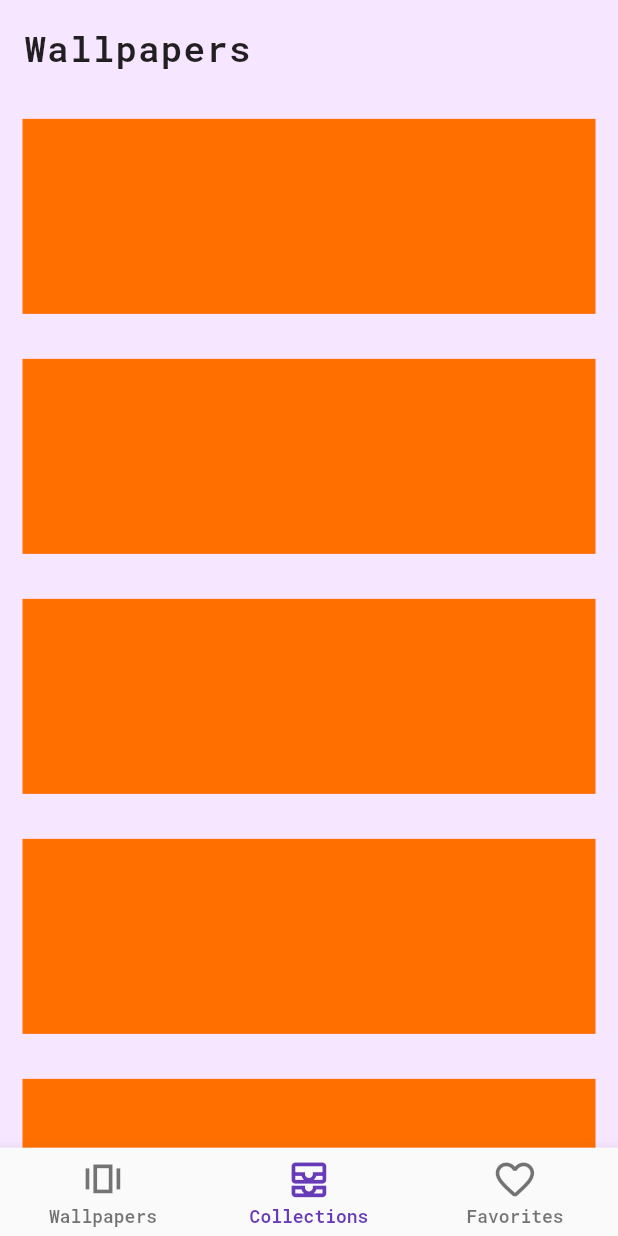
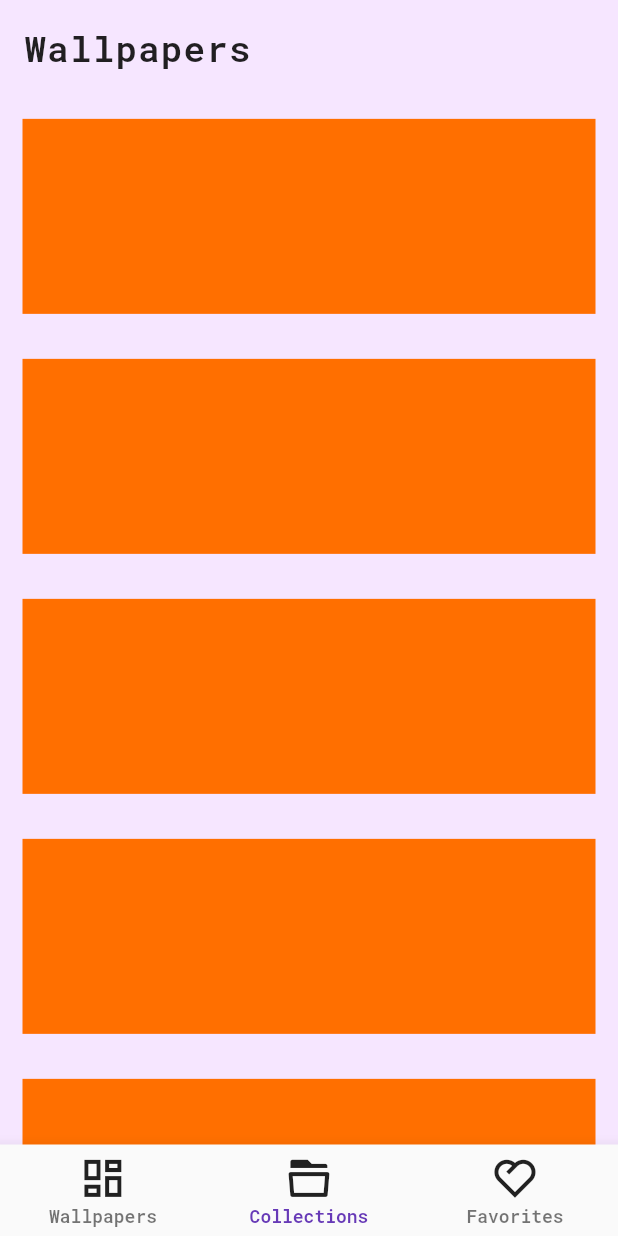
Before and after one commit to ShreeyansB/wallboard, a Flutter app: the screen it shows after launch, item 2 of the bottom bar chosen, on a phone screen of 412 x 824 dp. Run offline on Flutter 3.47's test engine with Material 2 defaults, Android fonts, the phone set to English and light mode, and no system bars; our stand-ins replace cached_network_image, flutter_cache_manager, get, get_storage, google_fonts; network calls fail; statements that could not run were skipped.

Commit message:
Switched nav bar icons from material icons to fonticons

```diff
--- a/lib/dev_settings.dart
+++ b/lib/dev_settings.dart
@@ -24,7 +24,7 @@ Color kLikeButtonColor = Colors.red.shade600;
 
 // Wallpaper Tile Settings
 const double kBorderRadius = 4;
-const double kBlurAmount = 10;
+const double kBlurAmount = 0;
 
 const double kGridViewPadding = 5;
 const double kGridSpacing = 4.3;
@@ -44,3 +44,15 @@ const double kBannerPadding = 3.2;
 
 const bool kShowAuthor = true;
 const String kNullAuthorName = "Unnamed";
+
+// ICON FONTS
+const String kWallpapersNavIcon = "\uEC14";
+const String kCollectionsNavIcon = "\uED58";
+const String kFavoritesNavIcon = "\uEE09";
+const String kFavoriteIcon = "\uEE0E";
+const String kNonFavoriteIcon = "\uEE0F";
+const String kNoFavoritesBGIcon = "\uEC3C";
+const String kSetWallpaperIcon = "\uEE48";
+const String kDownloadIcon = "\uEC54";
+const String kInfoIcon = "\uEE59";
+const String kSearchIcon = "\uF0CD";
--- a/lib/screens/basescreen/widgets/bottom_nav_bar.dart
+++ b/lib/screens/basescreen/widgets/bottom_nav_bar.dart
@@ -1,6 +1,7 @@
 import 'package:flutter/material.dart';
 import 'package:get/get.dart';
 import 'package:wall/controllers/navigation_controller.dart';
+import 'package:wall/dev_settings.dart';
 import 'package:wall/utils/size_config.dart';
 
 class MyBottomNavBar extends StatefulWidget {
@@ -19,15 +20,54 @@ class _MyBottomNavBarState extends State<MyBottomNavBar> {
           selectedFontSize: SizeConfig.safeBlockHorizontal * 3,
           unselectedFontSize: SizeConfig.safeBlockHorizontal * 3,
           iconSize: SizeConfig.safeBlockHorizontal * 7.5,
-          selectedLabelStyle: Theme.of(context).textTheme.caption!.copyWith(fontWeight: FontWeight.w600),
-          unselectedLabelStyle: Theme.of(context).textTheme.caption!.copyWith(fontWeight: FontWeight.w600),
+          selectedLabelStyle: Theme.of(context)
+              .textTheme
+              .caption!
+              .copyWith(fontWeight: FontWeight.w600),
+          unselectedLabelStyle: Theme.of(context)
+              .textTheme
+              .caption!
+              .copyWith(fontWeight: FontWeight.w600),
           items: [
             BottomNavigationBarItem(
-                icon: Icon(Icons.amp_stories_outlined), label: "Wallpapers"),
+                icon: Text(
+                  kWallpapersNavIcon,
+                  style: TextStyle(
+                      fontFamily: "RemixIcons",
+                      color: navController.navIndex.value == 0
+                          ? context
+                              .theme.bottomNavigationBarTheme.selectedItemColor
+                          : context.theme.bottomNavigationBarTheme
+                              .unselectedItemColor,
+                      fontSize: SizeConfig.safeBlockHorizontal * 8),
+                ),
+                label: "Wallpapers"),
             BottomNavigationBarItem(
-                icon: Icon(Icons.all_inbox_outlined), label: "Collections"),
+                icon: Text(
+                  kCollectionsNavIcon,
+                  style: TextStyle(
+                      fontFamily: "RemixIcons",
+                      color: navController.navIndex.value == 1
+                          ? context
+                              .theme.bottomNavigationBarTheme.selectedItemColor
+                          : context.theme.bottomNavigationBarTheme
+                              .unselectedItemColor,
+                      fontSize: SizeConfig.safeBlockHorizontal * 8),
+                ),
+                label: "Collections"),
             BottomNavigationBarItem(
-                icon: Icon(Icons.favorite_border_rounded), label: "Favorites"),
+                icon: Text(
+                  kFavoritesNavIcon,
+                  style: TextStyle(
+                      fontFamily: "RemixIcons",
+                      color: navController.navIndex.value == 2
+                          ? context
+                              .theme.bottomNavigationBarTheme.selectedItemColor
+                          : context.theme.bottomNavigationBarTheme
+                              .unselectedItemColor,
+                      fontSize: SizeConfig.safeBlockHorizontal * 8),
+                ),
+                label: "Favorites"),
           ],
           currentIndex: navController.navIndex.value,
           onTap: (value) {
```
Also changed, not shown: lib/screens/basescreen/widgets/like_button.dart (+7 -5 lines).
